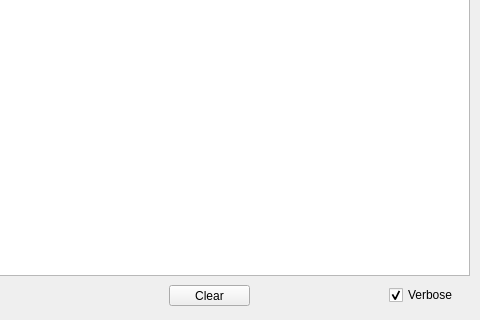
The window that gui/main/main.ui (kaeso/enema) describes before a commit, drawn with Qt 5; both pictures show x 641 to 1121 and y 304 to 624 of the 1121 by 624 pixel window.
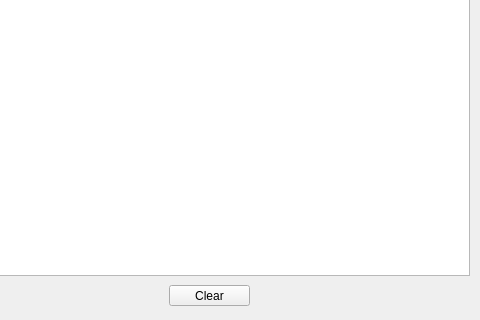
The same window after the commit.

Commit message: - Removed unuseful 'Verbose' log option. Verbose mode automaticaly enabled now for blind attack.

Diff of the .ui file:
```diff
--- a/gui/main/main.ui
+++ b/gui/main/main.ui
@@ -1120,22 +1120,6 @@
      <set>Qt::LinksAccessibleByMouse|Qt::TextSelectableByMouse</set>
     </property>
    </widget>
-   <widget class="QCheckBox" name="isVerbose">
-    <property name="geometry">
-     <rect>
-      <x>1030</x>
-      <y>570</y>
-      <width>81</width>
-      <height>20</height>
-     </rect>
-    </property>
-    <property name="text">
-     <string>Verbose</string>
-    </property>
-    <property name="checked">
-     <bool>true</bool>
-    </property>
-   </widget>
   </widget>
   <widget class="QMenuBar" name="menubar">
    <property name="geometry">
```
The commit also changes 3 other files.
